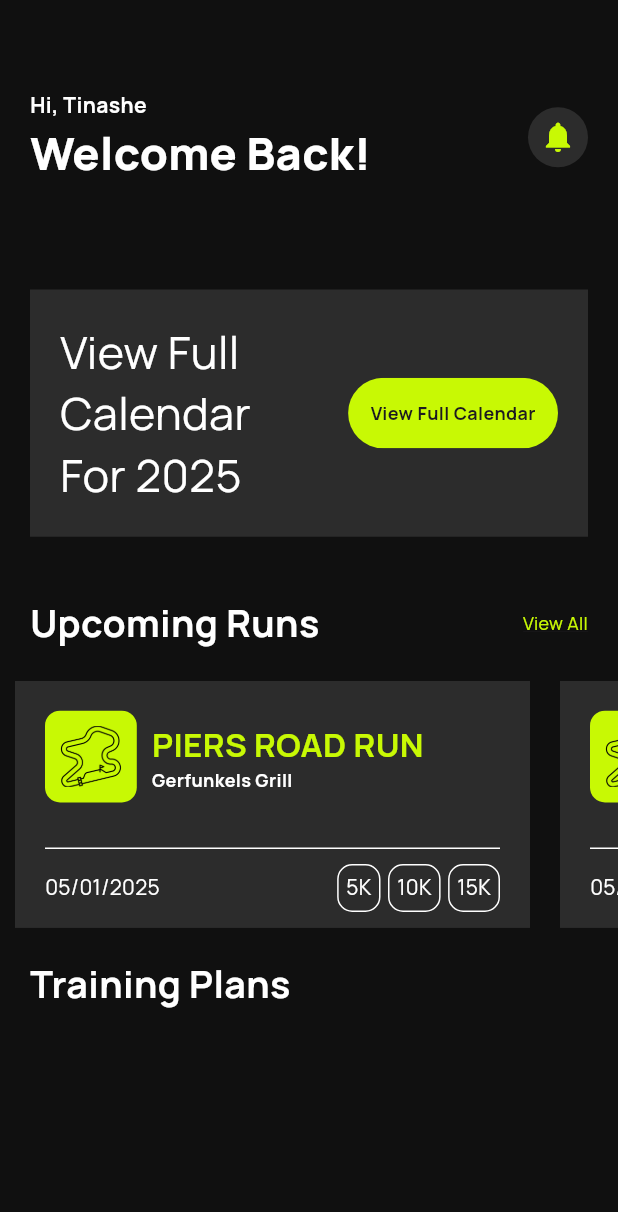
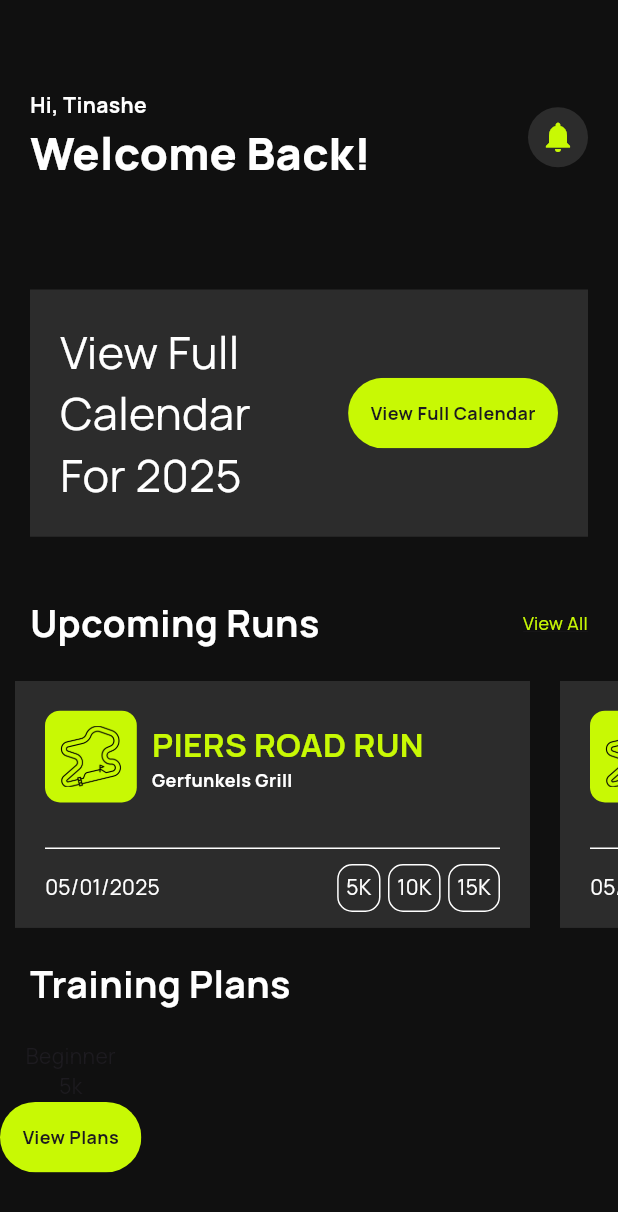
Before and after one commit to tinashemahwenda/runx_app, a Flutter app: the screen it shows after launch, on a phone screen of 412 x 824 dp. Shown: the top 1212 px of the screen. Run offline on Flutter 3.47's test engine with Material 3 defaults, Android fonts, the phone set to English and light mode, and no system bars.

Commit message:
Sweetened the button

```diff
--- a/lib/screens/homepage.dart
+++ b/lib/screens/homepage.dart
@@ -1,6 +1,7 @@
 import 'package:flutter/material.dart';
 import 'package:runx_app/constants/app_constants.dart';
 import 'package:runx_app/widgets/run_event_box.dart';
+import 'package:runx_app/widgets/view_all_button.dart';
 
 import '../widgets/view_calendar_box.dart';
 
@@ -101,6 +102,25 @@ class HomePage extends StatelessWidget {
                 ),
               ),
             ),
+            Row(
+              children: [
+                Container(
+                  child: Column(
+                    children: [
+                      Text('Beginner'),
+                      Column(
+                        children: [
+                          Text('5k'),
+                          ViewAllButton(
+                            buttonText: 'View Plans',
+                          )
+                        ],
+                      )
+                    ],
+                  ),
+                )
+              ],
+            )
           ],
         ));
   }
--- a/lib/widgets/view_all_button.dart
+++ b/lib/widgets/view_all_button.dart
@@ -3,7 +3,8 @@ import 'package:flutter/material.dart';
 import '../constants/app_constants.dart';
 
 class ViewAllButton extends StatelessWidget {
-  const ViewAllButton({super.key});
+  final String buttonText;
+  const ViewAllButton({super.key, required this.buttonText});
 
   @override
   Widget build(BuildContext context) {
@@ -13,7 +14,7 @@ class ViewAllButton extends StatelessWidget {
         color: AppColor.limeGreen,
         padding: EdgeInsets.all(15),
         child: Text(
-          'View Full Calendar',
+          buttonText,
           style: TextStyle(
             fontWeight: FontWeight.bold,
             fontSize: 12,
--- a/lib/widgets/view_calendar_box.dart
+++ b/lib/widgets/view_calendar_box.dart
@@ -32,7 +32,9 @@ class ViewCalendarBox extends StatelessWidget {
                 ),
               ),
             ),
-            ViewAllButton()
+            ViewAllButton(
+              buttonText: 'View Full Calendar',
+            )
           ],
         ),
       ),
```
